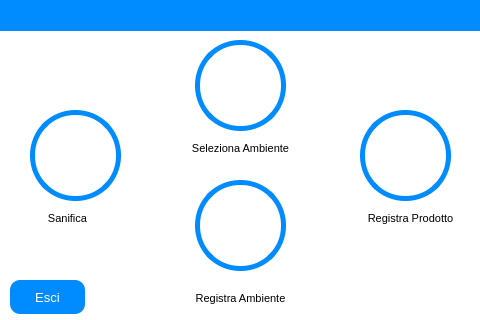
This is view/main_window.ui in ISacchitella/MicroOne_v1.1 as Qt 5 draws it before an edit. The edited form follows.
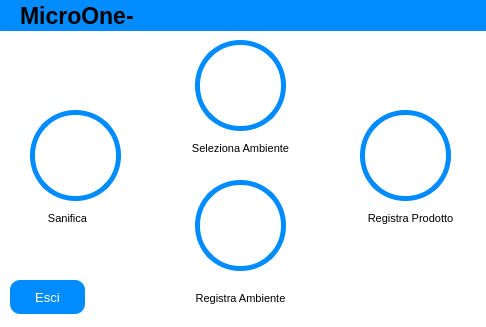
This is the edited form. Icons and pictures are not drawn.

```diff
--- a/view/main_window.ui
+++ b/view/main_window.ui
@@ -9,8 +9,8 @@
    <rect>
     <x>0</x>
     <y>0</y>
-    <width>480</width>
-    <height>320</height>
+    <width>486</width>
+    <height>327</height>
    </rect>
   </property>
   <property name="tabletTracking">
@@ -367,34 +367,51 @@
      <string/>
     </property>
    </widget>
-   <widget class="QPushButton" name="cancel_btn_">
+   <widget class="QLabel" name="serial_label">
     <property name="geometry">
      <rect>
-      <x>0</x>
-      <y>0</y>
-      <width>71</width>
-      <height>31</height>
+      <x>20</x>
+      <y>6</y>
+      <width>191</width>
+      <height>20</height>
      </rect>
     </property>
     <property name="font">
      <font>
-      <pointsize>10</pointsize>
-      <weight>50</weight>
-      <bold>false</bold>
+      <pointsize>17</pointsize>
+      <weight>75</weight>
+      <bold>true</bold>
      </font>
     </property>
     <property name="styleSheet">
      <string notr="true">background-color: rgb(0, 140, 255);
-                    color: rgb(255, 255, 255);
-                    border-radius:10px;
-                </string>
+color: rgb(0, 0, 0);</string>
+    </property>
+    <property name="text">
+     <string>MicroOne-</string>
+    </property>
+   </widget>
+   <widget class="QPushButton" name="settings_btn">
+    <property name="geometry">
+     <rect>
+      <x>400</x>
+      <y>0</y>
+      <width>61</width>
+      <height>31</height>
+     </rect>
+    </property>
+    <property name="styleSheet">
+     <string notr="true">background-color: rgb(0, 140, 255);</string>
     </property>
     <property name="text">
      <string/>
     </property>
     <property name="icon">
      <iconset resource="img_resources.qrc">
-      <normaloff>:/cancel/res/cancel.png</normaloff>:/cancel/res/cancel.png</iconset>
+      <normaloff>:/settings/res/settings.png</normaloff>:/settings/res/settings.png</iconset>
+    </property>
+    <property name="flat">
+     <bool>true</bool>
     </property>
    </widget>
   </widget>
```
